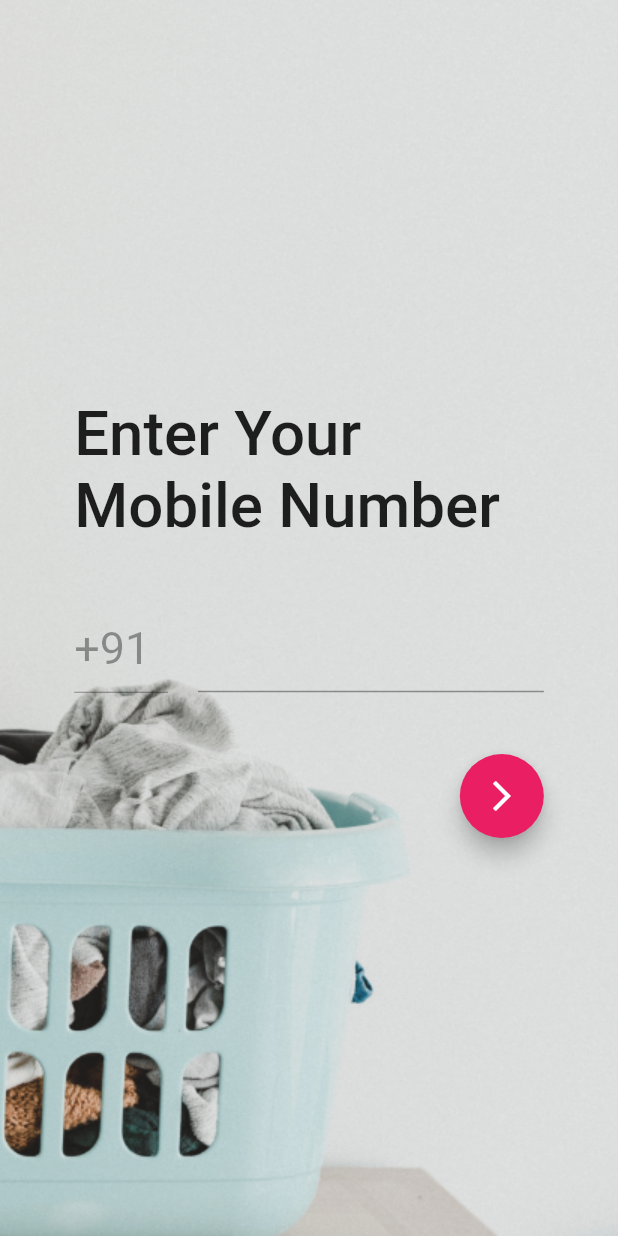
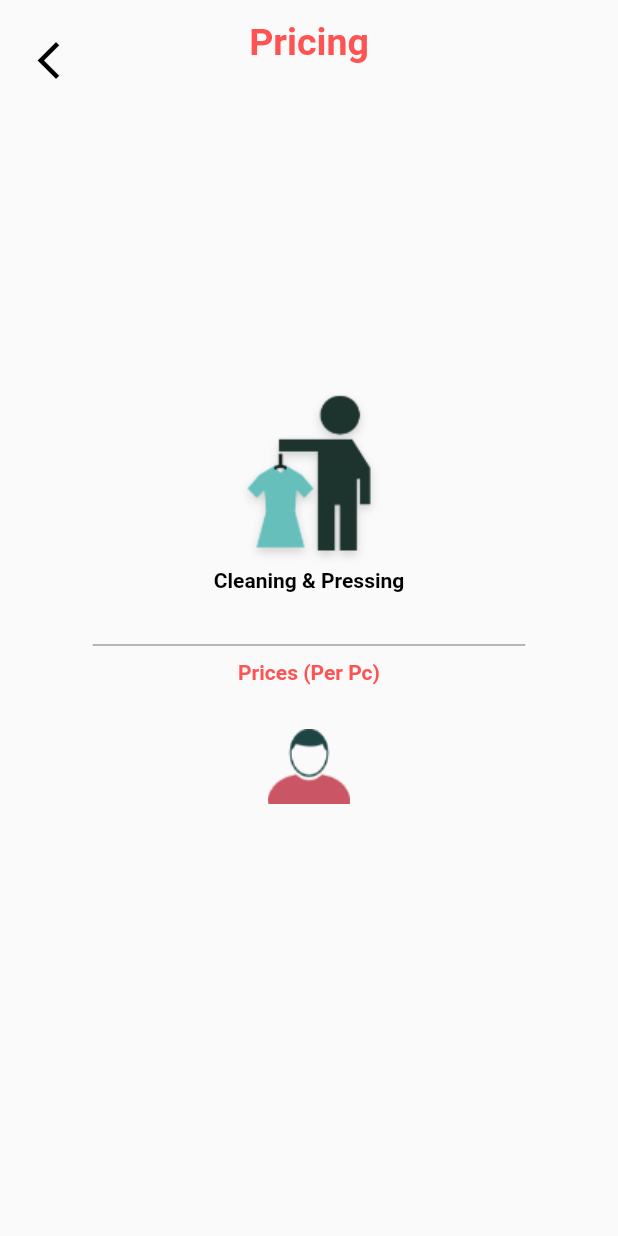
Before and after one commit to pratit989/Rinse, a Flutter app: the screen it shows after launch, on a phone screen of 412 x 824 dp. Run offline on Flutter 3.47's test engine with Material 2 defaults, Android fonts, the phone set to English and light mode, and no system bars; our stand-ins replace firebase_core, pinput; missing offline and left inert: firebase_app_check; accounts and stored records are empty.

Commit message:
New screens added

```diff
--- /dev/null
+++ b/lib/Screens/CleaningPricing.dart
@@ -0,0 +1,69 @@
+import 'package:flutter/material.dart';
+
+class CleaningPricing extends StatelessWidget {
+  const CleaningPricing({Key? key}) : super(key: key);
+
+  @override
+  Widget build(BuildContext context) {
+    return Scaffold(
+      extendBodyBehindAppBar: true,
+      appBar: AppBar(
+        title: Text('Pricing'),
+        elevation: 0,
+        backgroundColor: Colors.transparent,
+        titleTextStyle: TextStyle(
+          color: Colors.redAccent,
+          fontWeight: FontWeight.w600,
+          fontSize: 25,
+        ),
+        centerTitle: true,
+        leading: Padding(
+          padding: const EdgeInsets.all(25.0),
+          child: Icon(
+            Icons.arrow_back_ios,
+            size: 30,
+          ),
+        ),
+      ),
+      body: Center(
+        child: Column(
+          mainAxisAlignment: MainAxisAlignment.center,
+          children: [
+            Image.asset('assets/images/Asset 46.png'),
+            Padding(
+              padding: const EdgeInsets.only(bottom: 25.0),
+              child: Text(
+                'Cleaning & Pressing',
+                style:
+                    TextStyle(color: Colors.black, fontWeight: FontWeight.w600),
+              ),
+            ),
+            Divider(
+              color: Colors.grey,
+              thickness: 1,
+              indent: MediaQuery.of(context).size.width * 0.15,
+              endIndent: MediaQuery.of(context).size.width * 0.15,
+              height: 20,
+            ),
+            Text(
+              'Prices (Per Pc)',
+              style: TextStyle(
+                  color: Colors.redAccent, fontWeight: FontWeight.w600),
+            ),
+            Padding(
+              padding: const EdgeInsets.all(30.0),
+              child: Stack(
+                children: [
+                  Card(
+
+                  ),
+                  Image.asset('assets/images/boy.png'),
+                ],
+              ),
+            )
+          ],
+        ),
+      ),
+    );
+  }
+}
--- a/lib/main.dart
+++ b/lib/main.dart
@@ -3,7 +3,9 @@ import 'package:flutter/material.dart';
 // Firebase
 import 'package:firebase_core/firebase_core.dart';
 import 'package:firebase_app_check/firebase_app_check.dart';
+import 'package:rinse/Screens/CleaningPricing.dart';
 import 'package:rinse/Screens/Login.dart';
+import 'package:rinse/Screens/Pricing.dart';
 
 void main() {
   WidgetsFlutterBinding.ensureInitialized();
@@ -51,7 +53,7 @@ class _MyAppState extends State<MyApp> {
                 border: UnderlineInputBorder(borderSide: BorderSide(color: Color.fromRGBO(31, 68, 68, 1)))
               ),
             ),
-            home: Login(),
+            home: CleaningPricing(),
             routes: {},
           );
         }
```
Also changed, not shown: lib/Screens/Pricing.dart (added, +108 -0 lines), assets/images/boy.png (added), assets/images/girl.png (added).
